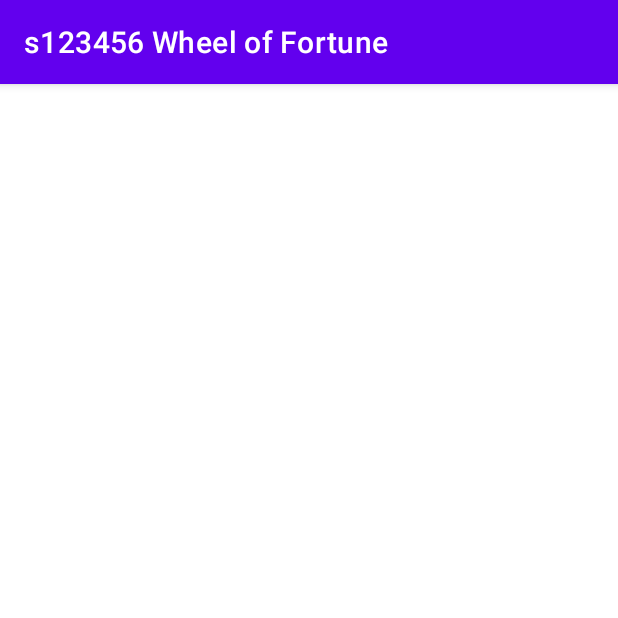
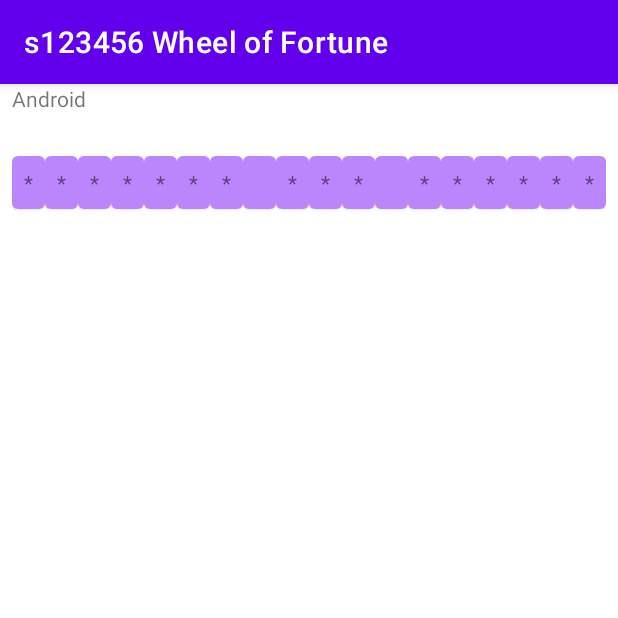
Before and after one commit to Rasm-P/Wheel-of-Fortune, an Android app: the screen it shows after launch (MainActivity), on a phone screen of 412 x 824 dp, the top half of it. Run offline under Robolectric (Android 15) with nearby library versions, the phone set to English and light mode, and no system bars; our stand-ins replace data binding.

Commit message:
Added data binding

```diff
--- a/WheelOfFortune/app/src/main/java/com/example/wheeloffortune/MainActivity.kt
+++ b/WheelOfFortune/app/src/main/java/com/example/wheeloffortune/MainActivity.kt
@@ -11,9 +11,7 @@ class MainActivity : AppCompatActivity() {
 
     override fun onCreate(savedInstanceState: Bundle?) {
         super.onCreate(savedInstanceState)
-
-        val binding = ActivityMainBinding.inflate(layoutInflater)
-        setContentView(binding.root)
+        setContentView(R.layout.activity_main)
 
         val navHostFragment = supportFragmentManager
             .findFragmentById(R.id.fragmentContainerView) as NavHostFragment
--- a/WheelOfFortune/app/src/main/java/com/example/wheeloffortune/WordGuessing.kt
+++ b/WheelOfFortune/app/src/main/java/com/example/wheeloffortune/WordGuessing.kt
@@ -1,49 +1,39 @@
 package com.example.wheeloffortune
 
-import android.content.res.Resources
 import android.os.Bundle
-import android.util.Log
 import androidx.fragment.app.Fragment
 import android.view.LayoutInflater
 import android.view.View
 import android.view.ViewGroup
-import android.widget.TextView
+import androidx.databinding.DataBindingUtil
 import androidx.fragment.app.viewModels
 import androidx.recyclerview.widget.GridLayoutManager
-import androidx.recyclerview.widget.GridLayoutManager.SpanSizeLookup
 import androidx.recyclerview.widget.RecyclerView
 import com.example.wheeloffortune.adapter.WordAdapter
-import com.example.wheeloffortune.data.CategoryData
+import com.example.wheeloffortune.databinding.FragmentWordGuessingBinding
 
 class WordGuessing : Fragment() {
 
+    private lateinit var binding: FragmentWordGuessingBinding
     private val viewModel: WordGuessingViewModel by viewModels()
-
 
     override fun onCreateView(
         inflater: LayoutInflater, container: ViewGroup?,
         savedInstanceState: Bundle?
-    ): View? {
-        val view = inflater.inflate(R.layout.fragment_word_guessing, container, false)
-        val recyclerView = view.findViewById<RecyclerView>(R.id.recycler_view)
-        val textView = view.findViewById<TextView>(R.id.category_title)
-        textView.text = viewModel.currentCategory.categoryResource
-
-        val wordsArr = viewModel.getWordsPerline()
-        val layoutManager = GridLayoutManager(context, viewModel.getLogestWord())
-        layoutManager.spanSizeLookup = object : SpanSizeLookup() {
-            override fun getSpanSize(position: Int): Int {
-                Log.d("RecyclerVIew", viewModel.getLogestWord().toString());
-                Log.d("RecyclerVIewIndex", wordsArr[position].toString());
-            Log.d("RecyclerVIewIndex", position.toString());
-                return wordsArr[position]
-            }
-        }
+    ): View {
+        binding = DataBindingUtil.inflate(inflater, R.layout.fragment_word_guessing, container, false)
+        val recyclerView = binding.root.findViewById<RecyclerView>(R.id.recycler_view)
 
         recyclerView.adapter = context?.let { WordAdapter(it, viewModel.getPhraseWithRevealed()) }
-        recyclerView.layoutManager = GridLayoutManager(context, 10)
+        recyclerView.layoutManager = GridLayoutManager(context, viewModel.wordPhrase.length)
         recyclerView.setHasFixedSize(true)
 
-        return view
+        return binding.root
+    }
+
+    override fun onViewCreated(view: View, savedInstanceState: Bundle?) {
+        super.onViewCreated(view, savedInstanceState)
+        binding.wordGuessingViewModel = viewModel
+        binding.lifecycleOwner = viewLifecycleOwner
     }
 }
--- a/WheelOfFortune/app/src/main/java/com/example/wheeloffortune/WordGuessingViewModel.kt
+++ b/WheelOfFortune/app/src/main/java/com/example/wheeloffortune/WordGuessingViewModel.kt
@@ -18,11 +18,14 @@ class WordGuessingViewModel() : ViewModel(){
 
     private lateinit var _currentCategory: Category
     val currentCategory: Category
-        get() =_currentCategory
+        get() = _currentCategory
+
+    private lateinit var _wordPhrase: String
+    val wordPhrase: String
+        get() = _wordPhrase
 
     private var categoryList: List<Category> = CategoryData().loadCategories()
     private var revealedCharters: MutableList<Char> = ArrayList()
-    private lateinit var wordPhrase: String
 
     init {
         getNextPhrase()
@@ -30,7 +33,7 @@ class WordGuessingViewModel() : ViewModel(){
 
     private fun getNextPhrase() {
         _currentCategory = categoryList.random()
-        wordPhrase = _currentCategory.phraseList.random()
+        _wordPhrase = _currentCategory.phraseList.random()
     }
 
     fun restartGame() {
@@ -41,32 +44,12 @@ class WordGuessingViewModel() : ViewModel(){
     }
 
     fun getPhraseWithRevealed(): List<Char> {
-        var tempPhrase = wordPhrase
-        for (char in wordPhrase) {
+        var tempPhrase = _wordPhrase
+        for (char in _wordPhrase) {
             if (char != ' ' && !revealedCharters.contains(char.lowercaseChar())) {
-                tempPhrase = tempPhrase.replace(" ","")
+                tempPhrase = tempPhrase.replace(char,'*')
             }
         }
         return tempPhrase.toList()
     }
-
-    fun getLogestWord(): Int {
-        val strArr = wordPhrase.split(" ")
-        var maxLength = 0
-        for (str in strArr) {
-            if (str.length > maxLength) {
-                maxLength = str.length
-            }
-        }
-        return maxLength
-    }
-
-    fun getWordsPerline(): Array<Int> {
-        val strArr = wordPhrase.split(" ")
-        return strArr.map { it.length }.toTypedArray<Int>()
-    }
-
-
-
-
 }
--- a/WheelOfFortune/app/src/main/res/layout/activity_main.xml
+++ b/WheelOfFortune/app/src/main/res/layout/activity_main.xml
@@ -11,11 +11,13 @@
         android:name="androidx.navigation.fragment.NavHostFragment"
         android:layout_width="0dp"
         android:layout_height="0dp"
+        android:layout_marginStart="8dp"
+        android:layout_marginEnd="8dp"
         app:defaultNavHost="true"
         app:layout_constraintBottom_toBottomOf="parent"
         app:layout_constraintEnd_toEndOf="parent"
         app:layout_constraintStart_toStartOf="parent"
         app:layout_constraintTop_toTopOf="parent"
-        app:navGraph="@navigation/navigation_graph"/>
+        app:navGraph="@navigation/navigation_graph" />
 
 </androidx.constraintlayout.widget.ConstraintLayout>
--- a/WheelOfFortune/app/src/main/res/layout/fragment_word_guessing.xml
+++ b/WheelOfFortune/app/src/main/res/layout/fragment_word_guessing.xml
@@ -1,7 +1,15 @@
 <?xml version="1.0" encoding="utf-8"?>
-<androidx.constraintlayout.widget.ConstraintLayout xmlns:android="http://schemas.android.com/apk/res/android"
+<layout xmlns:android="http://schemas.android.com/apk/res/android"
     xmlns:app="http://schemas.android.com/apk/res-auto"
-    xmlns:tools="http://schemas.android.com/tools"
+    xmlns:tools="http://schemas.android.com/tools">
+
+    <data>
+        <variable
+            name="wordGuessingViewModel"
+            type="com.example.wheeloffortune.WordGuessingViewModel" />
+    </data>
+
+    <androidx.constraintlayout.widget.ConstraintLayout
         android:layout_width="match_parent"
         android:layout_height="match_parent"
         tools:context=".WordGuessing">
@@ -10,7 +18,8 @@
             android:id="@+id/category_title"
             android:layout_width="match_parent"
             android:layout_height="match_parent"
-        android:text="hey"/>
+            android:text="@{wordGuessingViewModel.currentCategory.categoryResource}"
+            tools:text="Title"/>
 
         <androidx.recyclerview.widget.RecyclerView
             android:id="@+id/recycler_view"
@@ -23,3 +32,4 @@
             tools:layout_editor_absoluteX="0dp" />
 
     </androidx.constraintlayout.widget.ConstraintLayout>
+</layout>
--- a/WheelOfFortune/app/src/main/res/layout/list_word.xml
+++ b/WheelOfFortune/app/src/main/res/layout/list_word.xml
@@ -7,7 +7,7 @@
     <LinearLayout
         android:layout_width="match_parent"
         android:layout_height="wrap_content"
-        android:background="@color/purple_500"
+        android:background="@color/purple_200"
         android:orientation="vertical"
         android:padding="8dp">
 
```
Also changed, not shown: WheelOfFortune/app/build.gradle (+2 -5 lines). Lines whose indentation alone changed are shown as unchanged.
